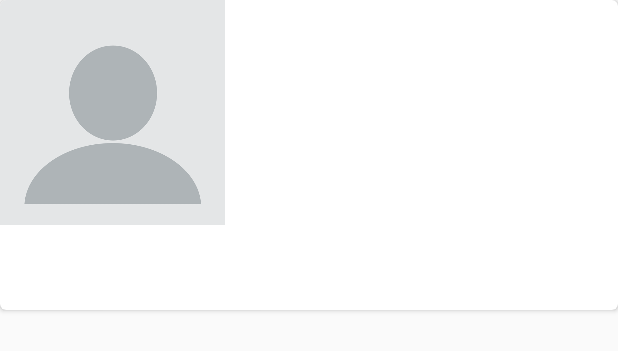
After one commit to kevinles117/ad340spring2021, an Android app: the layout product_card.xml on its own in the app's theme, with its tools: preview values and no code run, on a phone screen of 412 x 824 dp. The commit adds this screen. Shown: the top 351 px of the screen. Run offline under Robolectric (Android 15) with nearby library versions, the phone set to English and light mode, and no system bars.

Commit message:
Week 5 assignment initial commit with basics done

```diff
--- a/app/build.gradle
+++ b/app/build.gradle
@@ -38,6 +38,8 @@ dependencies {
     implementation 'androidx.appcompat:appcompat:1.1.0'
     implementation 'com.google.android.material:material:1.3.0'
     implementation 'androidx.constraintlayout:constraintlayout:1.1.3'
+    implementation 'com.android.volley:volley:1.2.0'
+    implementation 'com.google.code.gson:gson:2.8.6'
     implementation platform('com.google.firebase:firebase-bom:27.1.0')
     implementation 'com.google.firebase:firebase-analytics'
     testImplementation 'junit:junit:4.+'
--- /dev/null
+++ b/app/src/main/res/layout/product_card.xml
@@ -0,0 +1,36 @@
+<?xml version="1.0" encoding="utf-8"?>
+<com.google.android.material.card.MaterialCardView xmlns:android="http://schemas.android.com/apk/res/android"
+    xmlns:app="http://schemas.android.com/apk/res-auto"
+    android:layout_width="match_parent"
+    android:layout_height="wrap_content"
+    app:cardBackgroundColor="@android:color/white"
+    app:cardElevation="2dp"
+    app:cardPreventCornerOverlap="true">
+
+    <LinearLayout
+        android:layout_width="match_parent"
+        android:layout_height="wrap_content"
+        android:orientation="vertical">
+
+        <ImageView
+            android:id="@+id/match_image"
+            android:src="@drawable/default_pfp"
+            android:layout_width="@dimen/matchImageDim"
+            android:layout_height="@dimen/matchImageDim" />
+
+        <LinearLayout
+            android:layout_width="match_parent"
+            android:layout_height="wrap_content"
+            android:orientation="vertical"
+            android:padding="@dimen/linearLayoutPaddingCard">
+
+            <TextView
+                android:id="@+id/match_name"
+                android:layout_width="match_parent"
+                android:layout_height="wrap_content"
+                android:textAppearance="?attr/textAppearanceHeadline6"
+                android:textSize="@dimen/textSizeName"/>
+
+        </LinearLayout>
+    </LinearLayout>
+</com.google.android.material.card.MaterialCardView>
--- a/app/src/main/res/values/dimens.xml
+++ b/app/src/main/res/values/dimens.xml
@@ -17,4 +17,8 @@
     <dimen name="descriptionPaddingLeft">20dp</dimen>
     <dimen name="layoutWidthEditText">250dp</dimen>
     <dimen name="layoutWidthButton">150dp</dimen>
+    <dimen name="nestedScrollViewMarginTop">56dp</dimen>
+    <dimen name="matchImageDim">150dp</dimen>
+    <dimen name="linearLayoutPaddingCard">16dp</dimen>
+    <dimen name="textSizeName">18sp</dimen>
 </resources>
```
Also changed, not shown: app/src/main/java/com/example/helloworld/MatchesCardRecyclerViewAdapter.java (added, +40 -0 lines), app/src/main/java/com/example/helloworld/MatchesCardViewHolder.java (added, +20 -0 lines), app/src/main/java/com/example/helloworld/MatchesFragment.java (+36 -0 lines), app/src/main/res/layout/fragment_matches.xml (added, +22 -0 lines), app/src/main/res/drawable-v24/cookiemonster.png (added), app/src/main/res/drawable-v24/elmo.png (added).
